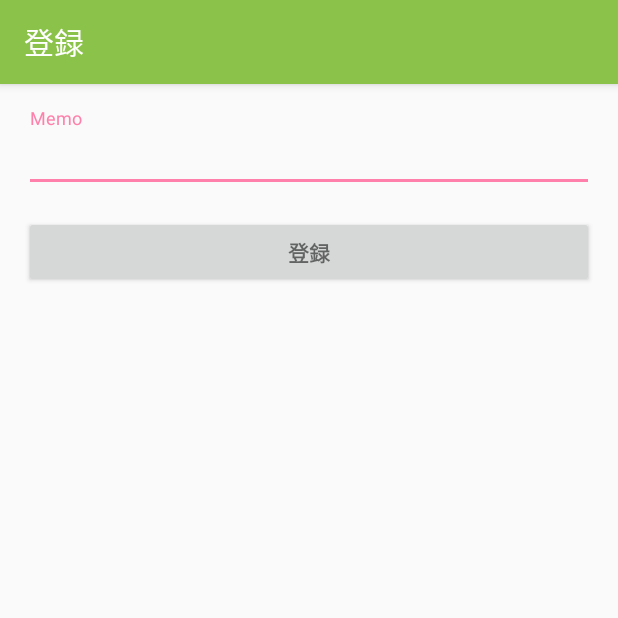
After one commit to y-yagi/PhotoMemo, an Android app: the PhotoRegisterActivity screen opened directly, with no data from a screen before it, on a phone screen of 412 x 824 dp, the top half of it. The commit adds this screen. Run offline under Robolectric (Android 15) with nearby library versions, the phone set to English and light mode, and no system bars.

Commit message:
add PhotoRegisterActivity

```diff
--- a/app/src/main/java/com/example/yaginuma/photomemo/MainActivity.java
+++ b/app/src/main/java/com/example/yaginuma/photomemo/ui/MainActivity.java
@@ -1,4 +1,4 @@
-package com.example.yaginuma.photomemo;
+package com.example.yaginuma.photomemo.ui;
 
 import android.os.Bundle;
 import android.support.design.widget.FloatingActionButton;
@@ -12,6 +12,8 @@ import android.support.v7.app.AppCompatActivity;
 import android.support.v7.widget.Toolbar;
 import android.view.Menu;
 import android.view.MenuItem;
+
+import com.example.yaginuma.photomemo.R;
 
 public class MainActivity extends AppCompatActivity
         implements NavigationView.OnNavigationItemSelectedListener {
--- /dev/null
+++ b/app/src/main/java/com/example/yaginuma/photomemo/ui/PhotoRegisterActivity.java
@@ -0,0 +1,97 @@
+package com.example.yaginuma.photomemo.ui;
+
+import android.animation.Animator;
+import android.animation.AnimatorListenerAdapter;
+import android.annotation.TargetApi;
+import android.support.v7.app.AppCompatActivity;
+import android.app.LoaderManager.LoaderCallbacks;
+
+import android.content.CursorLoader;
+import android.content.Loader;
+import android.database.Cursor;
+import android.net.Uri;
+import android.os.AsyncTask;
+
+import android.os.Build;
+import android.os.Bundle;
+import android.provider.ContactsContract;
+import android.text.TextUtils;
+import android.view.KeyEvent;
+import android.view.View;
+import android.view.View.OnClickListener;
+import android.view.inputmethod.EditorInfo;
+import android.widget.ArrayAdapter;
+import android.widget.AutoCompleteTextView;
+import android.widget.Button;
+import android.widget.EditText;
+import android.widget.TextView;
+
+import com.example.yaginuma.photomemo.R;
+
+import java.util.ArrayList;
+import java.util.List;
+
+
+/**
+ * A login screen that offers login via email/password.
+ */
+public class PhotoRegisterActivity extends AppCompatActivity {
+    private TextView mMemoView;
+    private View mProgressView;
+    private View mRegisterFormView;
+
+    @Override
+    protected void onCreate(Bundle savedInstanceState) {
+        super.onCreate(savedInstanceState);
+        setContentView(R.layout.activity_register);
+
+        mMemoView = (TextView)findViewById(R.id.memo);
+        mRegisterFormView = (View)findViewById(R.id.register_form);
+        Button mRegisterButton = (Button) findViewById(R.id.register_button);
+        mRegisterButton.setOnClickListener(new OnClickListener() {
+            @Override
+            public void onClick(View view) {
+                attemptRegister();
+            }
+        });
+
+        mProgressView = findViewById(R.id.login_progress);
+    }
+
+    private void attemptRegister() {
+        showProgress(true);
+    }
+
+    @TargetApi(Build.VERSION_CODES.HONEYCOMB_MR2)
+    private void showProgress(final boolean show) {
+        // On Honeycomb MR2 we have the ViewPropertyAnimator APIs, which allow
+        // for very easy animations. If available, use these APIs to fade-in
+        // the progress spinner.
+        if (Build.VERSION.SDK_INT >= Build.VERSION_CODES.HONEYCOMB_MR2) {
+            int shortAnimTime = getResources().getInteger(android.R.integer.config_shortAnimTime);
+
+            mRegisterFormView.setVisibility(show ? View.GONE : View.VISIBLE);
+            mRegisterFormView.animate().setDuration(shortAnimTime).alpha(
+                    show ? 0 : 1).setListener(new AnimatorListenerAdapter() {
+                @Override
+                public void onAnimationEnd(Animator animation) {
+                    mRegisterFormView.setVisibility(show ? View.GONE : View.VISIBLE);
+                }
+            });
+
+            mProgressView.setVisibility(show ? View.VISIBLE : View.GONE);
+            mProgressView.animate().setDuration(shortAnimTime).alpha(
+                    show ? 1 : 0).setListener(new AnimatorListenerAdapter() {
+                @Override
+                public void onAnimationEnd(Animator animation) {
+                    mProgressView.setVisibility(show ? View.VISIBLE : View.GONE);
+                }
+            });
+        } else {
+            // The ViewPropertyAnimator APIs are not available, so simply show
+            // and hide the relevant UI components.
+            mProgressView.setVisibility(show ? View.VISIBLE : View.GONE);
+            mRegisterFormView.setVisibility(show ? View.GONE : View.VISIBLE);
+        }
+    }
+}
--- /dev/null
+++ b/app/src/main/res/layout/activity_register.xml
@@ -0,0 +1,43 @@
+<LinearLayout xmlns:android="http://schemas.android.com/apk/res/android"
+    xmlns:tools="http://schemas.android.com/tools" android:layout_width="match_parent"
+    android:layout_height="match_parent" android:gravity="center_horizontal"
+    android:orientation="vertical" android:paddingBottom="@dimen/activity_vertical_margin"
+    android:paddingLeft="@dimen/activity_horizontal_margin"
+    android:paddingRight="@dimen/activity_horizontal_margin"
+    android:paddingTop="@dimen/activity_vertical_margin"
+    tools:context="com.example.yaginuma.photomemo.ui.PhotoRegisterActivity">
+
+    <!-- Login progress -->
+    <ProgressBar android:id="@+id/login_progress" style="?android:attr/progressBarStyleLarge"
+        android:layout_width="wrap_content" android:layout_height="wrap_content"
+        android:layout_marginBottom="8dp" android:visibility="gone" />
+
+    <ScrollView android:id="@+id/register_form" android:layout_width="match_parent"
+        android:layout_height="match_parent">
+
+        <LinearLayout android:id="@+id/memo_register_form" android:layout_width="match_parent"
+            android:layout_height="wrap_content" android:orientation="vertical">
+
+            <ImageView
+                android:layout_width="match_parent"
+                android:layout_height="wrap_content"
+                android:id="@+id/imageView"
+                android:layout_centerHorizontal="true" />
+
+            <android.support.design.widget.TextInputLayout android:layout_width="match_parent"
+                android:layout_height="wrap_content">
+
+                <AutoCompleteTextView android:id="@+id/memo" android:layout_width="match_parent"
+                    android:layout_height="wrap_content" android:hint="@string/prompt_memo"
+                    android:inputType="text" android:maxLines="3"  />
+
+            </android.support.design.widget.TextInputLayout>
+
+            <Button android:id="@+id/register_button" style="?android:textAppearanceSmall"
+                android:layout_width="match_parent" android:layout_height="wrap_content"
+                android:layout_marginTop="16dp" android:text="@string/action_photo_register"
+                android:textStyle="bold" />
+
+        </LinearLayout>
+    </ScrollView>
+</LinearLayout>
--- a/app/src/main/res/values/strings.xml
+++ b/app/src/main/res/values/strings.xml
@@ -5,4 +5,10 @@
     <string name="navigation_drawer_close">Close navigation drawer</string>
 
     <string name="action_settings">Settings</string>
+    <string name="title_activity_register">登録</string>
+
+    <!-- Strings related to login -->
+    <string name="prompt_memo">Memo</string>
+    <string name="action_photo_register">登録</string>
+    <string name="error_field_required">This field is required</string>
 </resources>
```
Also changed, not shown: app/src/main/AndroidManifest.xml (+10 -1 lines).
